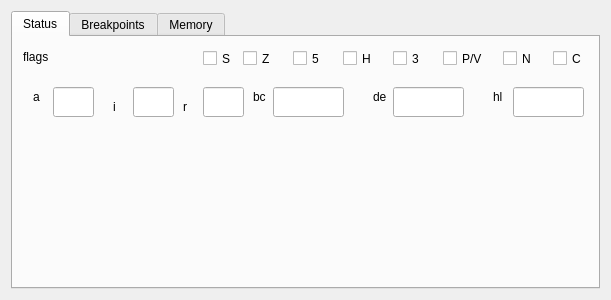
First picture: the form in gui-qt/calcdebuger.ui, repository labsin/TilEm, before the edit.
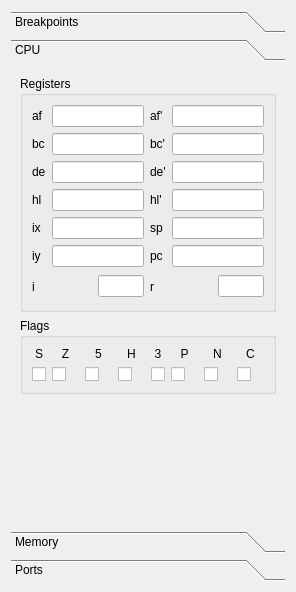
Second picture: the form after the edit. The open tabs and pages were chosen to show the change.

Commit message: debuger UI is taking shape.

The edit to the form file:
```diff
--- a/gui-qt/calcdebuger.ui
+++ b/gui-qt/calcdebuger.ui
@@ -6,320 +6,770 @@
    <rect>
     <x>0</x>
     <y>0</y>
-    <width>611</width>
-    <height>300</height>
+    <width>296</width>
+    <height>592</height>
    </rect>
   </property>
   <property name="windowTitle">
    <string>Debuger</string>
   </property>
-  <layout class="QVBoxLayout" name="verticalLayout">
+  <layout class="QHBoxLayout" name="horizontalLayout">
    <item>
-    <widget class="QTabWidget" name="tabWidget">
-     <property name="tabPosition">
-      <enum>QTabWidget::North</enum>
-     </property>
-     <property name="tabShape">
-      <enum>QTabWidget::Rounded</enum>
-     </property>
+    <widget class="QToolBox" name="toolBox">
      <property name="currentIndex">
       <number>0</number>
      </property>
-     <property name="tabsClosable">
-      <bool>false</bool>
-     </property>
-     <widget class="QWidget" name="tab_3">
-      <attribute name="title">
-       <string>Status</string>
-      </attribute>
-      <widget class="QLineEdit" name="lineEdit">
-       <property name="geometry">
-        <rect>
-         <x>40</x>
-         <y>50</y>
-         <width>41</width>
-         <height>30</height>
-        </rect>
-       </property>
-       <property name="inputMask">
-        <string>HH; </string>
-       </property>
-      </widget>
-      <widget class="QLabel" name="label">
-       <property name="geometry">
-        <rect>
-         <x>20</x>
-         <y>50</y>
-         <width>21</width>
-         <height>20</height>
-        </rect>
-       </property>
-       <property name="text">
-        <string>a</string>
-       </property>
-      </widget>
-      <widget class="QLabel" name="label_2">
-       <property name="geometry">
-        <rect>
-         <x>240</x>
-         <y>50</y>
-         <width>21</width>
-         <height>20</height>
-        </rect>
-       </property>
-       <property name="text">
-        <string>bc</string>
-       </property>
-      </widget>
-      <widget class="QLineEdit" name="lineEdit_2">
-       <property name="geometry">
-        <rect>
-         <x>260</x>
-         <y>50</y>
-         <width>71</width>
-         <height>30</height>
-        </rect>
-       </property>
-       <property name="inputMask">
-        <string>HHHH; </string>
-       </property>
-      </widget>
-      <widget class="QLineEdit" name="lineEdit_3">
-       <property name="geometry">
-        <rect>
-         <x>500</x>
-         <y>50</y>
-         <width>71</width>
-         <height>30</height>
-        </rect>
-       </property>
-       <property name="inputMask">
-        <string>HHHH; </string>
-       </property>
-      </widget>
-      <widget class="QLabel" name="label_3">
-       <property name="geometry">
-        <rect>
-         <x>480</x>
-         <y>50</y>
-         <width>21</width>
-         <height>20</height>
-        </rect>
-       </property>
-       <property name="text">
-        <string>hl</string>
-       </property>
-      </widget>
-      <widget class="QLabel" name="label_5">
-       <property name="geometry">
-        <rect>
-         <x>10</x>
-         <y>10</y>
-         <width>71</width>
-         <height>20</height>
-        </rect>
-       </property>
-       <property name="text">
-        <string>flags</string>
-       </property>
-      </widget>
-      <widget class="QLabel" name="label_6">
-       <property name="geometry">
-        <rect>
-         <x>360</x>
-         <y>50</y>
-         <width>21</width>
-         <height>20</height>
-        </rect>
-       </property>
-       <property name="text">
-        <string>de</string>
-       </property>
-      </widget>
-      <widget class="QLineEdit" name="lineEdit_5">
-       <property name="geometry">
-        <rect>
-         <x>380</x>
-         <y>50</y>
-         <width>71</width>
-         <height>30</height>
-        </rect>
-       </property>
-       <property name="inputMask">
-        <string>HHHH; </string>
-       </property>
-      </widget>
-      <widget class="QCheckBox" name="checkBox">
-       <property name="geometry">
-        <rect>
-         <x>190</x>
-         <y>10</y>
-         <width>41</width>
-         <height>23</height>
-        </rect>
-       </property>
-       <property name="layoutDirection">
-        <enum>Qt::LeftToRight</enum>
-       </property>
-       <property name="text">
-        <string>S</string>
-       </property>
-      </widget>
-      <widget class="QCheckBox" name="checkBox_2">
-       <property name="geometry">
-        <rect>
-         <x>430</x>
-         <y>10</y>
-         <width>61</width>
-         <height>23</height>
-        </rect>
-       </property>
-       <property name="layoutDirection">
-        <enum>Qt::LeftToRight</enum>
-       </property>
-       <property name="text">
-        <string>P/V</string>
-       </property>
-      </widget>
-      <widget class="QCheckBox" name="checkBox_3">
-       <property name="geometry">
-        <rect>
-         <x>540</x>
-         <y>10</y>
-         <width>41</width>
-         <height>23</height>
-        </rect>
-       </property>
-       <property name="text">
-        <string>C</string>
-       </property>
-      </widget>
-      <widget class="QCheckBox" name="checkBox_4">
-       <property name="geometry">
-        <rect>
-         <x>230</x>
-         <y>10</y>
-         <width>61</width>
-         <height>23</height>
-        </rect>
-       </property>
-       <property name="text">
-        <string>Z</string>
-       </property>
-      </widget>
-      <widget class="QCheckBox" name="checkBox_5">
-       <property name="geometry">
-        <rect>
-         <x>280</x>
-         <y>10</y>
-         <width>41</width>
-         <height>23</height>
-        </rect>
-       </property>
-       <property name="text">
-        <string>5</string>
-       </property>
-      </widget>
-      <widget class="QCheckBox" name="checkBox_6">
-       <property name="geometry">
-        <rect>
-         <x>330</x>
-         <y>10</y>
-         <width>51</width>
-         <height>23</height>
-        </rect>
-       </property>
-       <property name="text">
-        <string>H</string>
-       </property>
-      </widget>
-      <widget class="QCheckBox" name="checkBox_7">
-       <property name="geometry">
-        <rect>
-         <x>380</x>
-         <y>10</y>
-         <width>51</width>
-         <height>23</height>
-        </rect>
-       </property>
-       <property name="text">
-        <string>3</string>
-       </property>
-      </widget>
-      <widget class="QCheckBox" name="checkBox_8">
-       <property name="geometry">
-        <rect>
-         <x>490</x>
-         <y>10</y>
-         <width>41</width>
-         <height>23</height>
-        </rect>
-       </property>
-       <property name="text">
-        <string>N</string>
-       </property>
-      </widget>
-      <widget class="QLabel" name="label_4">
-       <property name="geometry">
-        <rect>
-         <x>170</x>
-         <y>60</y>
-         <width>21</width>
-         <height>20</height>
-        </rect>
-       </property>
-       <property name="text">
-        <string>r</string>
-       </property>
-      </widget>
-      <widget class="QLineEdit" name="lineEdit_4">
-       <property name="geometry">
-        <rect>
-         <x>190</x>
-         <y>50</y>
-         <width>41</width>
-         <height>30</height>
-        </rect>
-       </property>
-       <property name="inputMask">
-        <string>HH; </string>
-       </property>
-      </widget>
-      <widget class="QLabel" name="label_7">
-       <property name="geometry">
-        <rect>
-         <x>100</x>
-         <y>60</y>
-         <width>21</width>
-         <height>20</height>
-        </rect>
-       </property>
-       <property name="text">
-        <string>i</string>
-       </property>
-      </widget>
-      <widget class="QLineEdit" name="lineEdit_6">
-       <property name="geometry">
-        <rect>
-         <x>120</x>
-         <y>50</y>
-         <width>41</width>
-         <height>30</height>
-        </rect>
-       </property>
-       <property name="inputMask">
-        <string>HH; </string>
-       </property>
-      </widget>
-     </widget>
-     <widget class="QWidget" name="tab">
-      <attribute name="title">
+     <widget class="QWidget" name="page_4">
+      <attribute name="label">
        <string>Breakpoints</string>
       </attribute>
      </widget>
-     <widget class="QWidget" name="tab_2">
-      <attribute name="title">
+     <widget class="QWidget" name="page">
+      <property name="geometry">
+       <rect>
+        <x>0</x>
+        <y>0</y>
+        <width>278</width>
+        <height>446</height>
+       </rect>
+      </property>
+      <attribute name="label">
+       <string>CPU</string>
+      </attribute>
+      <layout class="QVBoxLayout" name="verticalLayout">
+       <item>
+        <widget class="QGroupBox" name="groupBox_2">
+         <property name="title">
+          <string>Registers</string>
+         </property>
+         <layout class="QGridLayout" name="gridLayout">
+          <item row="0" column="0">
+           <widget class="QLabel" name="label_16">
+            <property name="text">
+             <string>af</string>
+            </property>
+           </widget>
+          </item>
+          <item row="0" column="1" colspan="2">
+           <widget class="QLineEdit" name="le_af">
+            <property name="sizePolicy">
+             <sizepolicy hsizetype="Maximum" vsizetype="Fixed">
+              <horstretch>0</horstretch>
+              <verstretch>0</verstretch>
+             </sizepolicy>
+            </property>
+            <property name="maximumSize">
+             <size>
+              <width>100</width>
+              <height>16777215</height>
+             </size>
+            </property>
+            <property name="inputMask">
+             <string>HHHH; </string>
+            </property>
+           </widget>
+          </item>
+          <item row="0" column="3">
+           <widget class="QLabel" name="label_20">
+            <property name="text">
+             <string>af'</string>
+            </property>
+           </widget>
+          </item>
+          <item row="0" column="4" colspan="2">
+           <widget class="QLineEdit" name="le_af_shadow">
+            <property name="sizePolicy">
+             <sizepolicy hsizetype="Maximum" vsizetype="Fixed">
+              <horstretch>0</horstretch>
+              <verstretch>0</verstretch>
+             </sizepolicy>
+            </property>
+            <property name="maximumSize">
+             <size>
+              <width>100</width>
+              <height>16777215</height>
+             </size>
+            </property>
+            <property name="inputMask">
+             <string>HHHH; </string>
+            </property>
+           </widget>
+          </item>
+          <item row="1" column="0">
+           <widget class="QLabel" name="label_14">
+            <property name="text">
+             <string>bc</string>
+            </property>
+           </widget>
+          </item>
+          <item row="1" column="1" colspan="2">
+           <widget class="QLineEdit" name="le_bc">
+            <property name="sizePolicy">
+             <sizepolicy hsizetype="Maximum" vsizetype="Fixed">
+              <horstretch>0</horstretch>
+              <verstretch>0</verstretch>
+             </sizepolicy>
+            </property>
+            <property name="maximumSize">
+             <size>
+              <width>100</width>
+              <height>16777215</height>
+             </size>
+            </property>
+            <property name="inputMask">
+             <string>HHHH; </string>
+            </property>
+           </widget>
+          </item>
+          <item row="1" column="3">
+           <widget class="QLabel" name="label_18">
+            <property name="text">
+             <string>bc'</string>
+            </property>
+           </widget>
+          </item>
+          <item row="1" column="4" colspan="2">
+           <widget class="QLineEdit" name="le_bc_shadow">
+            <property name="sizePolicy">
+             <sizepolicy hsizetype="Maximum" vsizetype="Fixed">
+              <horstretch>0</horstretch>
+              <verstretch>0</verstretch>
+             </sizepolicy>
+            </property>
+            <property name="maximumSize">
+             <size>
+              <width>100</width>
+              <height>16777215</height>
+             </size>
+            </property>
+            <property name="inputMask">
+             <string>HHHH; </string>
+            </property>
+           </widget>
+          </item>
+          <item row="2" column="0">
+           <widget class="QLabel" name="label_15">
+            <property name="text">
+             <string>de</string>
+            </property>
+           </widget>
+          </item>
+          <item row="2" column="1" colspan="2">
+           <widget class="QLineEdit" name="le_de">
+            <property name="sizePolicy">
+             <sizepolicy hsizetype="Maximum" vsizetype="Fixed">
+              <horstretch>0</horstretch>
+              <verstretch>0</verstretch>
+             </sizepolicy>
+            </property>
+            <property name="maximumSize">
+             <size>
+              <width>100</width>
+              <height>16777215</height>
+             </size>
+            </property>
+            <property name="inputMask">
+             <string>HHHH; </string>
+            </property>
+           </widget>
+          </item>
+          <item row="2" column="3">
+           <widget class="QLabel" name="label_19">
+            <property name="text">
+             <string>de'</string>
+            </property>
+           </widget>
+          </item>
+          <item row="2" column="4" colspan="2">
+           <widget class="QLineEdit" name="le_de_shadow">
+            <property name="sizePolicy">
+             <sizepolicy hsizetype="Maximum" vsizetype="Fixed">
+              <horstretch>0</horstretch>
+              <verstretch>0</verstretch>
+             </sizepolicy>
+            </property>
+            <property name="maximumSize">
+             <size>
+              <width>100</width>
+              <height>16777215</height>
+             </size>
+            </property>
+            <property name="inputMask">
+             <string>HHHH; </string>
+            </property>
+           </widget>
+          </item>
+          <item row="3" column="0">
+           <widget class="QLabel" name="label_13">
+            <property name="text">
+             <string>hl</string>
+            </property>
+           </widget>
+          </item>
+          <item row="3" column="1" colspan="2">
+           <widget class="QLineEdit" name="le_hl">
+            <property name="sizePolicy">
+             <sizepolicy hsizetype="Maximum" vsizetype="Fixed">
+              <horstretch>0</horstretch>
+              <verstretch>0</verstretch>
+             </sizepolicy>
+            </property>
+            <property name="maximumSize">
+             <size>
+              <width>100</width>
+              <height>16777215</height>
+             </size>
+            </property>
+            <property name="inputMask">
+             <string>HHHH; </string>
+            </property>
+           </widget>
+          </item>
+          <item row="3" column="3">
+           <widget class="QLabel" name="label_17">
+            <property name="text">
+             <string>hl'</string>
+            </property>
+           </widget>
+          </item>
+          <item row="3" column="4" colspan="2">
+           <widget class="QLineEdit" name="le_hl_shadow">
+            <property name="sizePolicy">
+             <sizepolicy hsizetype="Maximum" vsizetype="Fixed">
+              <horstretch>0</horstretch>
+              <verstretch>0</verstretch>
+             </sizepolicy>
+            </property>
+            <property name="maximumSize">
+             <size>
+              <width>100</width>
+              <height>16777215</height>
+             </size>
+            </property>
+            <property name="inputMask">
+             <string>HHHH; </string>
+            </property>
+           </widget>
+          </item>
+          <item row="4" column="0">
+           <widget class="QLabel" name="label_24">
+            <property name="text">
+             <string>ix</string>
+            </property>
+           </widget>
+          </item>
+          <item row="4" column="1" colspan="2">
+           <widget class="QLineEdit" name="le_ix">
+            <property name="sizePolicy">
+             <sizepolicy hsizetype="Maximum" vsizetype="Fixed">
+              <horstretch>0</horstretch>
+              <verstretch>0</verstretch>
+             </sizepolicy>
+            </property>
+            <property name="maximumSize">
+             <size>
+              <width>100</width>
+              <height>16777215</height>
+             </size>
+            </property>
+            <property name="inputMask">
+             <string>HHHH; </string>
+            </property>
+           </widget>
+          </item>
+          <item row="4" column="3">
+           <widget class="QLabel" name="label_21">
+            <property name="text">
+             <string>sp</string>
+            </property>
+           </widget>
+          </item>
+          <item row="4" column="4" colspan="2">
+           <widget class="QLineEdit" name="le_sp">
+            <property name="sizePolicy">
+             <sizepolicy hsizetype="Maximum" vsizetype="Fixed">
+              <horstretch>0</horstretch>
+              <verstretch>0</verstretch>
+             </sizepolicy>
+            </property>
+            <property name="maximumSize">
+             <size>
+              <width>100</width>
+              <height>16777215</height>
+             </size>
+            </property>
+            <property name="inputMask">
+             <string>HHHH; </string>
+            </property>
+           </widget>
+          </item>
+          <item row="5" column="0">
+           <widget class="QLabel" name="label_23">
+            <property name="text">
+             <string>iy</string>
+            </property>
+           </widget>
+          </item>
+          <item row="5" column="1" colspan="2">
+           <widget class="QLineEdit" name="le_iy">
+            <property name="sizePolicy">
+             <sizepolicy hsizetype="Maximum" vsizetype="Fixed">
+              <horstretch>0</horstretch>
+              <verstretch>0</verstretch>
+             </sizepolicy>
+            </property>
+            <property name="maximumSize">
+             <size>
+              <width>100</width>
+              <height>16777215</height>
+             </size>
+            </property>
+            <property name="inputMask">
+             <string>HHHH; </string>
+            </property>
+           </widget>
+          </item>
+          <item row="5" column="3">
+           <widget class="QLabel" name="label_22">
+            <property name="text">
+             <string>pc</string>
+            </property>
+           </widget>
+          </item>
+          <item row="5" column="4" colspan="2">
+           <widget class="QLineEdit" name="le_pc">
+            <property name="sizePolicy">
+             <sizepolicy hsizetype="Maximum" vsizetype="Fixed">
+              <horstretch>0</horstretch>
+              <verstretch>0</verstretch>
+             </sizepolicy>
+            </property>
+            <property name="maximumSize">
+             <size>
+              <width>100</width>
+              <height>16777215</height>
+             </size>
+            </property>
+            <property name="inputMask">
+             <string>HHHH; </string>
+            </property>
+           </widget>
+          </item>
+          <item row="6" column="0">
+           <widget class="QLabel" name="label_7">
+            <property name="text">
+             <string>i</string>
+            </property>
+           </widget>
+          </item>
+          <item row="6" column="1">
+           <spacer name="horizontalSpacer">
+            <property name="orientation">
+             <enum>Qt::Horizontal</enum>
+            </property>
+            <property name="sizeHint" stdset="0">
+             <size>
+              <width>13</width>
+              <height>20</height>
+             </size>
+            </property>
+           </spacer>
+          </item>
+          <item row="6" column="2">
+           <widget class="QLineEdit" name="le_i">
+            <property name="sizePolicy">
+             <sizepolicy hsizetype="Maximum" vsizetype="Fixed">
+              <horstretch>0</horstretch>
+              <verstretch>0</verstretch>
+             </sizepolicy>
+            </property>
+            <property name="maximumSize">
+             <size>
+              <width>50</width>
+              <height>16777215</height>
+             </size>
+            </property>
+            <property name="inputMask">
+             <string>HH; </string>
+            </property>
+           </widget>
+          </item>
+          <item row="6" column="3">
+           <widget class="QLabel" name="label_4">
+            <property name="text">
+             <string>r</string>
+            </property>
+           </widget>
+          </item>
+          <item row="6" column="4">
+           <spacer name="horizontalSpacer_2">
+            <property name="orientation">
+             <enum>Qt::Horizontal</enum>
+            </property>
+            <property name="sizeHint" stdset="0">
+             <size>
+              <width>13</width>
+              <height>27</height>
+             </size>
+            </property>
+           </spacer>
+          </item>
+          <item row="6" column="5">
+           <widget class="QLineEdit" name="le_r">
+            <property name="sizePolicy">
+             <sizepolicy hsizetype="Maximum" vsizetype="Fixed">
+              <horstretch>0</horstretch>
+              <verstretch>0</verstretch>
+             </sizepolicy>
+            </property>
+            <property name="maximumSize">
+             <size>
+              <width>50</width>
+              <height>16777215</height>
+             </size>
+            </property>
+            <property name="inputMask">
+             <string>HH; </string>
+            </property>
+           </widget>
+          </item>
+         </layout>
+        </widget>
+       </item>
+       <item>
+        <widget class="QGroupBox" name="groupBox">
+         <property name="title">
+          <string>Flags</string>
+         </property>
+         <layout class="QGridLayout" name="gridLayout_2">
+          <item row="0" column="0">
+           <widget class="QLabel" name="label">
+            <property name="text">
+             <string>S</string>
+            </property>
+            <property name="alignment">
+             <set>Qt::AlignCenter</set>
+            </property>
+           </widget>
+          </item>
+          <item row="0" column="1" colspan="2">
+           <widget class="QLabel" name="label_2">
+            <property name="text">
+             <string>Z</string>
+            </property>
+            <property name="alignment">
+             <set>Qt::AlignCenter</set>
+            </property>
+           </widget>
+          </item>
+          <item row="0" column="3" colspan="2">
+           <widget class="QLabel" name="label_3">
+            <property name="text">
+             <string>5</string>
+            </property>
+            <property name="alignment">
+             <set>Qt::AlignCenter</set>
+            </property>
+           </widget>
+          </item>
+          <item row="0" column="5" colspan="2">
+           <widget class="QLabel" name="label_6">
+            <property name="text">
+             <string>H</string>
+            </property>
+            <property name="alignment">
+             <set>Qt::AlignCenter</set>
+            </property>
+           </widget>
+          </item>
+          <item row="0" column="7">
+           <widget class="QLabel" name="label_11">
+            <property name="text">
+             <string>3</string>
+            </property>
+            <property name="alignment">
+             <set>Qt::AlignCenter</set>
+            </property>
+           </widget>
+          </item>
+          <item row="0" column="8" colspan="2">
+           <widget class="QLabel" name="label_9">
+            <property name="text">
+             <string>P</string>
+            </property>
+            <property name="alignment">
+             <set>Qt::AlignCenter</set>
+            </property>
+           </widget>
+          </item>
+          <item row="0" column="12" colspan="2">
+           <widget class="QLabel" name="label_8">
+            <property name="text">
+             <string>C</string>
+            </property>
+            <property name="alignment">
+             <set>Qt::AlignCenter</set>
+            </property>
+           </widget>
+          </item>
+          <item row="1" column="0">
+           <widget class="QCheckBox" name="chk_flag_S">
+            <property name="text">
+             <string/>
+            </property>
+           </widget>
+          </item>
+          <item row="1" column="1" colspan="2">
+           <widget class="QCheckBox" name="chk_flag_Z">
+            <property name="text">
+             <string/>
+            </property>
+           </widget>
+          </item>
+          <item row="1" column="3" colspan="2">
+           <widget class="QCheckBox" name="chk_flag_5">
+            <property name="text">
+             <string/>
+            </property>
+           </widget>
+          </item>
+          <item row="1" column="5" colspan="2">
+           <widget class="QCheckBox" name="chk_flag_H">
+            <property name="text">
+             <string/>
+            </property>
+           </widget>
+          </item>
+          <item row="1" column="7">
+           <widget class="QCheckBox" name="chk_flag_3">
+            <property name="text">
+             <string/>
+            </property>
+           </widget>
+          </item>
+          <item row="1" column="8" colspan="2">
+           <widget class="QCheckBox" name="chk_flag_P">
+            <property name="text">
+             <string/>
+            </property>
+           </widget>
+          </item>
+          <item row="1" column="10" colspan="2">
+           <widget class="QCheckBox" name="chk_flag_N">
+            <property name="text">
+             <string/>
+            </property>
+           </widget>
+          </item>
+          <item row="1" column="12" colspan="2">
+           <widget class="QCheckBox" name="chk_flag_C">
+            <property name="text">
+             <string/>
+            </property>
+           </widget>
+          </item>
+          <item row="0" column="10" colspan="2">
+           <widget class="QLabel" name="label_10">
+            <property name="text">
+             <string>N</string>
+            </property>
+            <property name="alignment">
+             <set>Qt::AlignCenter</set>
+            </property>
+           </widget>
+          </item>
+         </layout>
+        </widget>
+       </item>
+       <item>
+        <spacer name="verticalSpacer">
+         <property name="orientation">
+          <enum>Qt::Vertical</enum>
+         </property>
+         <property name="sizeHint" stdset="0">
+          <size>
+           <width>20</width>
+           <height>40</height>
+          </size>
+         </property>
+        </spacer>
+       </item>
+      </layout>
+     </widget>
+     <widget class="QWidget" name="page_2">
+      <property name="geometry">
+       <rect>
+        <x>0</x>
+        <y>0</y>
+        <width>278</width>
+        <height>446</height>
+       </rect>
+      </property>
+      <attribute name="label">
        <string>Memory</string>
+      </attribute>
+      <layout class="QVBoxLayout" name="verticalLayout_2">
+       <item>
+        <widget class="QGroupBox" name="groupBox_3">
+         <property name="title">
+          <string>Mapping</string>
+         </property>
+         <layout class="QGridLayout" name="gridLayout_3">
+          <item row="0" column="0">
+           <widget class="QLabel" name="label_5">
+            <property name="text">
+             <string>Map mode</string>
+            </property>
+           </widget>
+          </item>
+          <item row="0" column="1" colspan="3">
+           <widget class="QComboBox" name="cb_map_mode">
+            <item>
+             <property name="text">
+              <string>Mode 0 (default)</string>
+             </property>
+            </item>
+            <item>
+             <property name="text">
+              <string>Mode 1</string>
+             </property>
+            </item>
+           </widget>
+          </item>
+          <item row="1" column="0">
+           <widget class="QLabel" name="label_12">
+            <property name="text">
+             <string>Bank A</string>
+            </property>
+           </widget>
+          </item>
+          <item row="1" column="1">
+           <widget class="QLineEdit" name="le_bankA">
+            <property name="sizePolicy">
+             <sizepolicy hsizetype="Maximum" vsizetype="Fixed">
+              <horstretch>0</horstretch>
+              <verstretch>0</verstretch>
+             </sizepolicy>
+            </property>
+            <property name="maximumSize">
+             <size>
+              <width>100</width>
+              <height>16777215</height>
+             </size>
+            </property>
+            <property name="inputMask">
+             <string>HH; </string>
+            </property>
+           </widget>
+          </item>
+          <item row="1" column="3">
+           <widget class="QLabel" name="lbl_bankA">
+            <property name="text">
+             <string>Flash</string>
+            </property>
+           </widget>
+          </item>
+          <item row="2" column="0">
+           <widget class="QLabel" name="label_25">
+            <property name="text">
+             <string>Bank B</string>
+            </property>
+           </widget>
+          </item>
+          <item row="2" column="1">
+           <widget class="QLineEdit" name="le_bankB">
+            <property name="sizePolicy">
+             <sizepolicy hsizetype="Maximum" vsizetype="Fixed">
+              <horstretch>0</horstretch>
+              <verstretch>0</verstretch>
+             </sizepolicy>
+            </property>
+            <property name="maximumSize">
+             <size>
+              <width>100</width>
+              <height>16777215</height>
+             </size>
+            </property>
+            <property name="inputMask">
+             <string>HH; </string>
+            </property>
+           </widget>
+          </item>
+          <item row="2" column="3">
+           <widget class="QLabel" name="lbl_bankB">
+            <property name="text">
+             <string>RAM</string>
+            </property>
+           </widget>
+          </item>
+          <item row="3" column="0">
+           <widget class="QLabel" name="label_26">
+            <property name="text">
+             <string>Bank C</string>
+            </property>
+           </widget>
+          </item>
+          <item row="3" column="1">
+           <widget class="QLineEdit" name="le_bankC">
+            <property name="sizePolicy">
+             <sizepolicy hsizetype="Maximum" vsizetype="Fixed">
+              <horstretch>0</horstretch>
+              <verstretch>0</verstretch>
+             </sizepolicy>
+            </property>
+            <property name="maximumSize">
+             <size>
+              <width>100</width>
+              <height>16777215</height>
+             </size>
+            </property>
+            <property name="inputMask">
+             <string>HH; </string>
+            </property>
+           </widget>
+          </item>
+          <item row="3" column="3">
+           <widget class="QLabel" name="lbl_bankC">
+            <property name="text">
+             <string>RAM</string>
+            </property>
+           </widget>
+          </item>
+          <item row="1" column="2" rowspan="3">
+           <spacer name="horizontalSpacer_3">
+            <property name="orientation">
+             <enum>Qt::Horizontal</enum>
+            </property>
+            <property name="sizeHint" stdset="0">
+             <size>
+              <width>40</width>
+              <height>20</height>
+             </size>
+            </property>
+           </spacer>
+          </item>
+         </layout>
+        </widget>
+       </item>
+       <item>
+        <widget class="QCheckBox" name="chk_flash_lock">
+         <property name="text">
+          <string>Flash locked</string>
+         </property>
+        </widget>
+       </item>
+       <item>
+        <widget class="QGroupBox" name="groupBox_4">
+         <property name="title">
+          <string>HexView</string>
+         </property>
+        </widget>
+       </item>
+      </layout>
+     </widget>
+     <widget class="QWidget" name="page_3">
+      <attribute name="label">
+       <string>Ports</string>
       </attribute>
      </widget>
     </widget>
```
Left out of the diff: 145 changed lines with no effect on the pictures.
